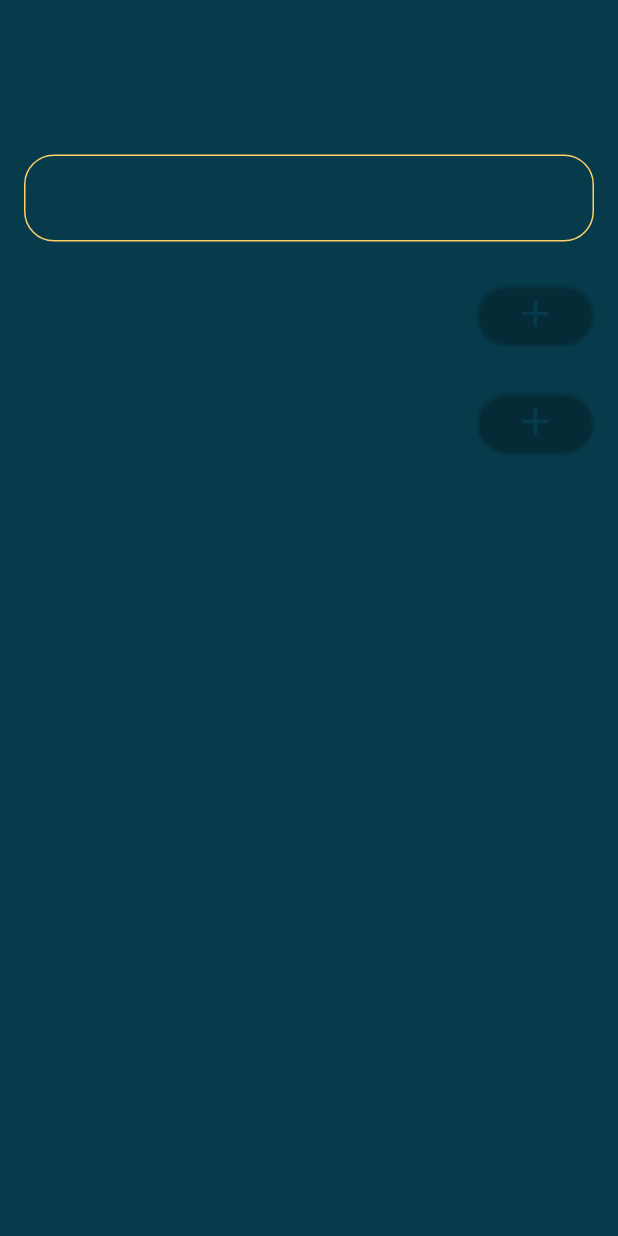
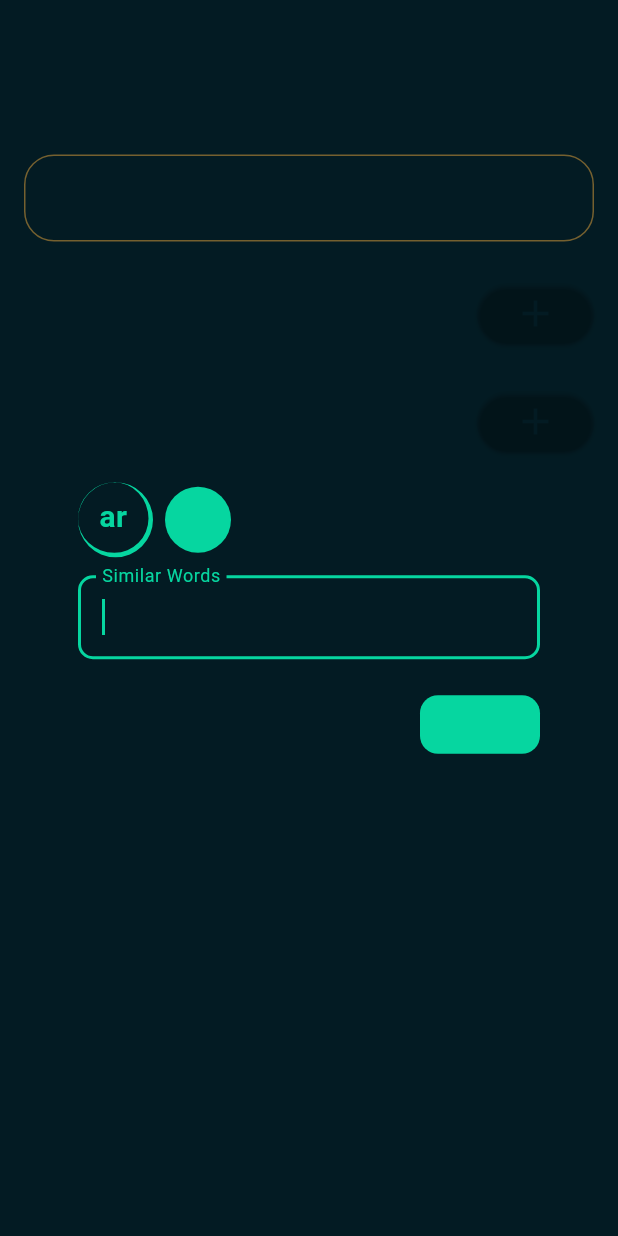
Before and after one commit to wael-saif23/words-note, a Flutter app: the WordDetailsView screen opened directly with empty values, after a tap on the "add" icon, on a phone screen of 412 x 824 dp. Run offline on Flutter 3.47's test engine with Material 3 defaults, Android fonts, the phone set to English and light mode, and no system bars; our stand-ins replace bloc, flutter_bloc, hive_flutter; accounts and stored records are empty.

Commit message:
create update word dialog widget

```diff
--- a/lib/views/screens/word_details_view.dart
+++ b/lib/views/screens/word_details_view.dart
@@ -2,6 +2,7 @@ import 'package:flutter/material.dart';
 import 'package:words_note/controller/write_words_cubit/write_words_cubit.dart';
 import 'package:words_note/models/word_model.dart';
 import 'package:words_note/views/widgets/icon_add_word_widget.dart';
+import 'package:words_note/views/widgets/update_word_dialog.dart';
 import 'package:words_note/views/widgets/word_info_widget.dart';
 
 class WordDetailsView extends StatelessWidget {
@@ -26,7 +27,13 @@ class WordDetailsView extends StatelessWidget {
             children: [
               Expanded(child: _getTextLable(text: 'Similar Words')),
               IconAddWordWidget(
-                onPressed: () {},
+                onPressed: () => showDialog(
+                  context: context,
+                  builder: (context) => UpdateWordDialog(
+                    isExampleWord: false,
+                    colorCode: wordModel.colorCode,
+                  ),
+                ),
                 color: Color(wordModel.colorCode),
               ),
             ],
@@ -36,7 +43,13 @@ class WordDetailsView extends StatelessWidget {
             children: [
               Expanded(child: _getTextLable(text: 'Expamples')),
               IconAddWordWidget(
-                onPressed: () {},
+                onPressed: () => showDialog(
+                  context: context,
+                  builder: (context) => UpdateWordDialog(
+                    isExampleWord: true,
+                    colorCode: wordModel.colorCode,
+                  ),
+                ),
                 color: Color(wordModel.colorCode),
               )
             ],
--- a/lib/views/widgets/add_word_dialog.dart
+++ b/lib/views/widgets/add_word_dialog.dart
@@ -20,7 +20,8 @@ class _AddWordDialogState extends State<AddWordDialog> {
 
   @override
   Widget build(BuildContext context) {
-    return Dialog(
+    return
+    Dialog(
         backgroundColor: ColorManager.transparent,
         child: BlocConsumer<WriteWordsCubit, WriteWordsState>(
           listener: (context, state) {
@@ -68,7 +69,7 @@ class _AddWordDialogState extends State<AddWordDialog> {
                           WriteWordsCubit.get(context).addWord();
                           ReadWordsCubit.get(context).getWords();
                         }
-                        print('done button pressed');
+
                       },
                     )
                   ],
@@ -77,5 +78,6 @@ class _AddWordDialogState extends State<AddWordDialog> {
             );
           },
         ));
+
   }
 }
--- a/lib/views/widgets/update_word_dialog.dart
+++ b/lib/views/widgets/update_word_dialog.dart
@@ -1,10 +1,65 @@
 import 'package:flutter/material.dart';
+import 'package:flutter_bloc/flutter_bloc.dart';
+import 'package:words_note/controller/read_words_cubit/read_words_cubit.dart';
+import 'package:words_note/controller/write_words_cubit/write_words_cubit.dart';
 
-class UpdateWordDialog extends StatelessWidget {
-  const UpdateWordDialog({super.key});
+import 'package:words_note/views/widgets/ar_or_en_widget.dart';
+import 'package:words_note/views/widgets/custom_form.dart';
+import 'package:words_note/views/widgets/done_button.dart';
+
+class UpdateWordDialog extends StatefulWidget {
+  const UpdateWordDialog(
+      {super.key, required this.isExampleWord, required this.colorCode});
+  final bool isExampleWord;
+  final int colorCode;
+  @override
+  State<UpdateWordDialog> createState() => _UpdateWordDialogState();
+}
+
+class _UpdateWordDialogState extends State<UpdateWordDialog> {
+  final _formKey = GlobalKey<FormState>();
 
   @override
   Widget build(BuildContext context) {
-    return const Dialog();
+    return Dialog(
+        backgroundColor: Color(widget.colorCode),
+        child: BlocBuilder<WriteWordsCubit, WriteWordsState>(
+          builder: (context, state) {
+            return AnimatedContainer(
+              decoration: const BoxDecoration(
+                  borderRadius: BorderRadius.all(Radius.circular(12))),
+              duration: const Duration(milliseconds: 500),
+              padding: const EdgeInsets.all(12),
+              child: SingleChildScrollView(
+                child: Column(
+                  mainAxisAlignment: MainAxisAlignment.center,
+                  mainAxisSize: MainAxisSize.min,
+                  children: [
+                    ArOrEnWidget(
+                      isSelected: WriteWordsCubit.get(context).isArabic,
+                      colorCode: widget.colorCode,
+                    ),
+                    const SizedBox(height: 12),
+                    CustomForm(
+                        lable: widget.isExampleWord
+                            ? 'Expamples'
+                            : 'Similar Words',
+                        formKey: _formKey),
+                    const SizedBox(height: 24),
+                    DoneButton(
+                      colorCode: widget.colorCode,
+                      onTap: () {
+                        if (_formKey.currentState!.validate()) {
+                          WriteWordsCubit.get(context).addWord();
+                          ReadWordsCubit.get(context).getWords();
+                        }
+                      },
+                    )
+                  ],
+                ),
+              ),
+            );
+          },
+        ));
   }
 }
```
